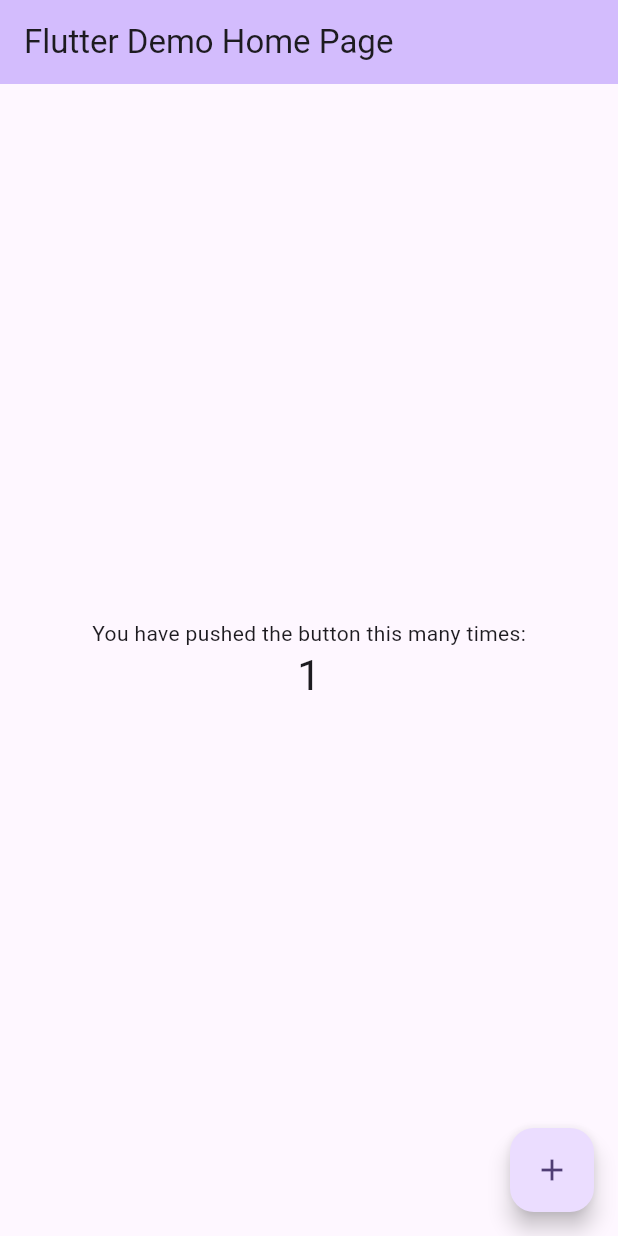
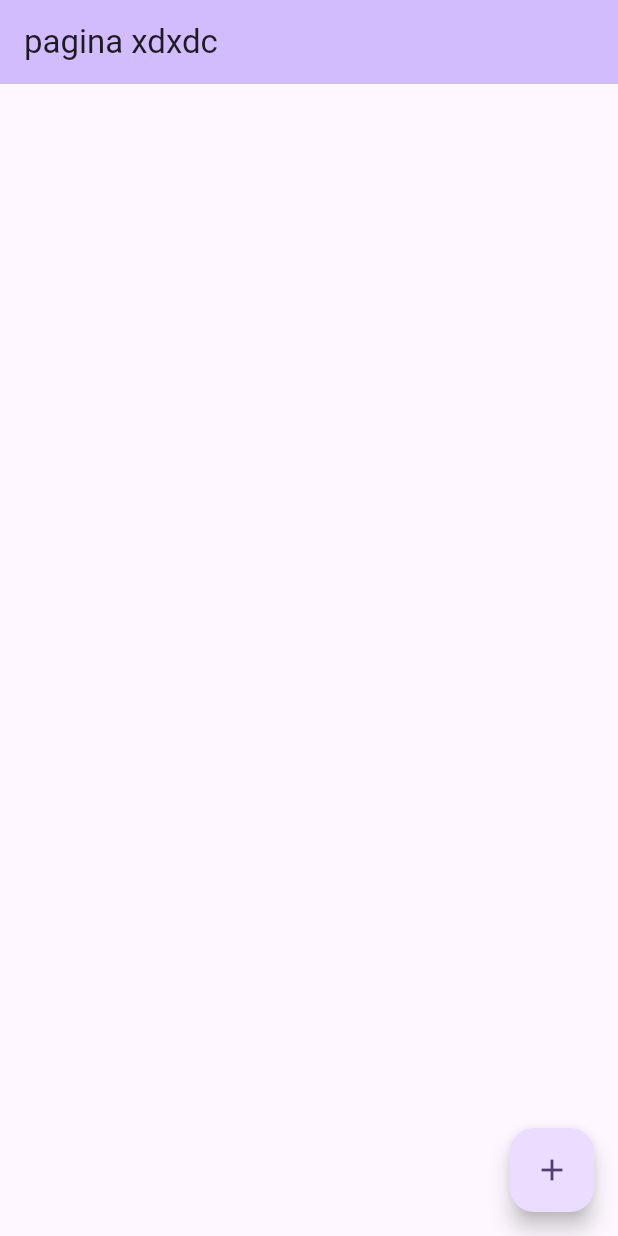
Before and after one commit to Roxana-Rm/eval2_sis22, a Flutter app: the screen it shows after launch, after a tap on the "add" icon, on a phone screen of 412 x 824 dp. Run offline on Flutter 3.47's test engine with Material 2 defaults, Android fonts, the phone set to English and light mode, and no system bars.

Commit message:
creacion de la carpeta page junto con el archivo home

```diff
--- a/lib/main.dart
+++ b/lib/main.dart
@@ -1,5 +1,6 @@
-import 'package:eval2_sis22/pages/home.dart';
 import 'package:flutter/material.dart';
+
+import 'pages/home.dart';
 
 void main() {
   runApp(const MyApp());
@@ -12,12 +13,14 @@ class MyApp extends StatelessWidget {
   @override
   Widget build(BuildContext context) {
     return MaterialApp(
+      debugShowCheckedModeBanner: false,
       title: 'Flutter Demo',
       theme: ThemeData(
+
         colorScheme: ColorScheme.fromSeed(seedColor: Colors.deepPurple),
         useMaterial3: true,
       ),
-      home: const MyHomePage(title: 'Flutter Demo Home Page'),
+      home: const MyHomePage(title: 'pagina xdxdc'),
     );
   }
 }
--- a/lib/pages/home.dart
+++ b/lib/pages/home.dart
@@ -1,5 +1,4 @@
 import 'package:flutter/material.dart';
-
 
 class MyHomePage extends StatefulWidget {
   const MyHomePage({super.key, required this.title});
@@ -12,43 +11,28 @@ class MyHomePage extends StatefulWidget {
 }
 
 class _MyHomePageState extends State<MyHomePage> {
-  int _counter = 0;
-
-  void _incrementCounter() {
-    setState(() {
-
-      _counter++;
-    });
-  }
 
   @override
   Widget build(BuildContext context) {
 
+
     return Scaffold(
       appBar: AppBar(
+
 
         backgroundColor: Theme.of(context).colorScheme.inversePrimary,
 
         title: Text(widget.title),
       ),
-      body: Center(
+      body: Center (
+        child: Column(
+          children: [
 
-        child: Column(
-
-          mainAxisAlignment: MainAxisAlignment.center,
-          children: <Widget>[
-            const Text(
-              'You have pushed the button this many times:',
-            ),
-            Text(
-              '$_counter',
-              style: Theme.of(context).textTheme.headlineMedium,
-            ),
           ],
         ),
       ),
       floatingActionButton: FloatingActionButton(
-        onPressed: _incrementCounter,
+        onPressed: (){},
         tooltip: 'Increment',
         child: const Icon(Icons.add),
       ), // This trailing comma makes auto-formatting nicer for build methods.
--- a/pubspec.yaml
+++ b/pubspec.yaml
@@ -35,6 +35,7 @@ dependencies:
   # The following adds the Cupertino Icons font to your application.
   # Use with the CupertinoIcons class for iOS style icons.
   cupertino_icons: ^1.0.2
+  firebase_core: ^2.16.0
 
 dev_dependencies:
   flutter_test:
```
Also changed, not shown: pubspec.lock, 3 other files.
